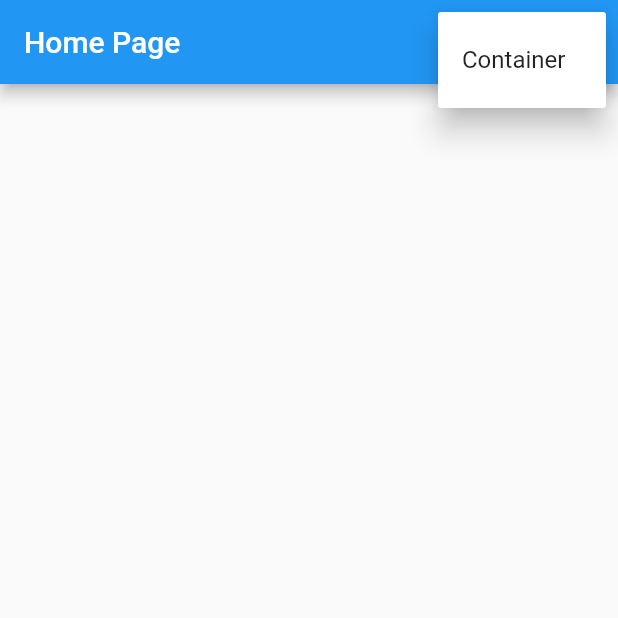
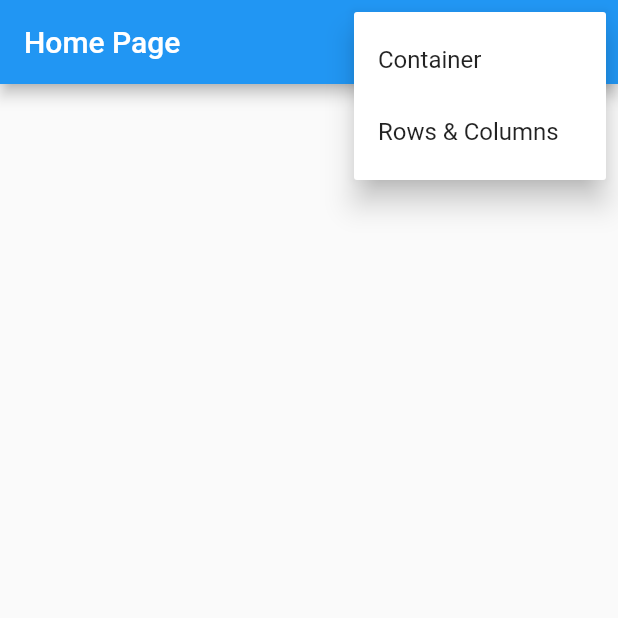
Before and after one commit to caneto/flutter_academiadoflutter, a Flutter app: the screen it shows after launch, after a tap on the "more vert" icon, on a phone screen of 412 x 824 dp, the top half of it. Run offline on Flutter 3.47's test engine with Material 2 defaults, Android fonts, the phone set to English and light mode, and no system bars.

Commit message:
Aula Widget Rows e Columns

```diff
--- a/flutter_primeiro_projeto/lib/main.dart
+++ b/flutter_primeiro_projeto/lib/main.dart
@@ -1,6 +1,8 @@
 import 'package:flutter/material.dart';
 import 'package:flutter_primeiro_projeto/pages/container/container_page.dart';
 import 'package:flutter_primeiro_projeto/pages/home/home_page.dart';
+
+import 'pages/rows_columns/rows_columns_page.dart';
 
 void main() {
   runApp(const MyApp());
@@ -19,7 +21,8 @@ class MyApp extends StatelessWidget {
       ),
       routes: {
         '/': (_) => const HomePage(),
-        '/container': (_) => const ContainerPage()
+        '/container': (_) => const ContainerPage(),
+        '/rows_columns': (_) => const RowsColumnsPage()
       },
     );
   }
--- a/flutter_primeiro_projeto/lib/pages/home/home_page.dart
+++ b/flutter_primeiro_projeto/lib/pages/home/home_page.dart
@@ -1,6 +1,9 @@
 import 'package:flutter/material.dart';
 
-enum PopupMenuPages { container }
+enum PopupMenuPages {
+  container,
+  rows_columns,
+}
 
 class HomePage extends StatelessWidget {
   const HomePage({Key? key}) : super(key: key);
@@ -14,9 +17,12 @@ class HomePage extends StatelessWidget {
           PopupMenuButton<PopupMenuPages>(
               tooltip: 'Selecione um Item do menu',
               onSelected: (PopupMenuPages valueSelected) {
-              switch(valueSelected) {
+                switch (valueSelected) {
                   case PopupMenuPages.container:
                     Navigator.of(context).pushNamed('/container');
+                    break;
+                  case PopupMenuPages.rows_columns:
+                    Navigator.of(context).pushNamed('/rows_columns');
                     break;
                 }
               },
@@ -25,10 +31,13 @@ class HomePage extends StatelessWidget {
                   const PopupMenuItem<PopupMenuPages>(
                     value: PopupMenuPages.container,
                     child: Text('Container'),
+                  ),
+                  const PopupMenuItem<PopupMenuPages>(
+                    value: PopupMenuPages.rows_columns,
+                    child: Text('Rows & Columns'),
                   )
                 ];
-            }
-          )
+              })
         ],
       ),
       body: Container(),
```
Also changed, not shown: flutter_primeiro_projeto/lib/pages/rows_columns/rows_columns_page.dart (added, +14 -0 lines). Lines whose indentation alone changed are shown as unchanged.
